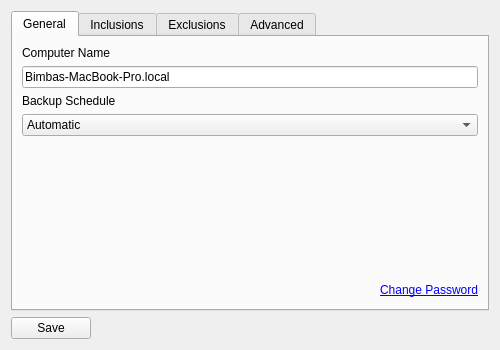
Above: client/src/blobbackup/ui/settingsdialog.ui from Blobbackup/Blobbackup before the change. Below: the same form after it.
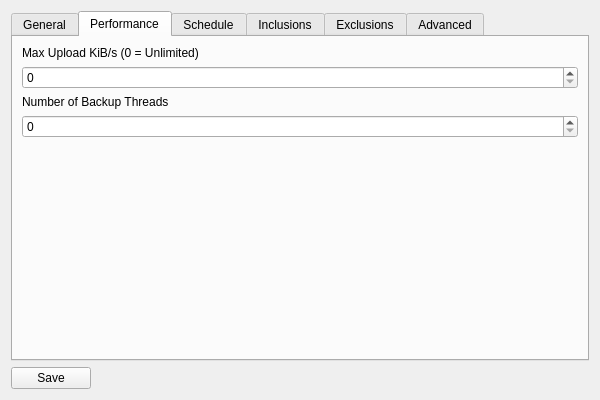
That is the form after the change. The open tabs and pages were chosen to show the change.

Commit message: Rearrange settings into new tabs

Diff of the .ui file:
```diff
--- a/client/src/blobbackup/ui/settingsdialog.ui
+++ b/client/src/blobbackup/ui/settingsdialog.ui
@@ -6,14 +6,14 @@
    <rect>
     <x>0</x>
     <y>0</y>
-    <width>500</width>
-    <height>350</height>
+    <width>600</width>
+    <height>400</height>
    </rect>
   </property>
   <property name="minimumSize">
    <size>
-    <width>500</width>
-    <height>350</height>
+    <width>600</width>
+    <height>400</height>
    </size>
   </property>
   <property name="windowTitle">
@@ -44,27 +44,6 @@
          </property>
         </widget>
        </item>
-       <item>
-        <widget class="QLabel" name="label_2">
-         <property name="text">
-          <string>Backup Schedule</string>
-         </property>
-        </widget>
-       </item>
-       <item>
-        <widget class="QComboBox" name="backup_schedule_combo_box">
-         <item>
-          <property name="text">
-           <string>Automatic</string>
-          </property>
-         </item>
-         <item>
-          <property name="text">
-           <string>Manual</string>
-          </property>
-         </item>
-        </widget>
-       </item>
        <item>
         <spacer name="verticalSpacer">
          <property name="orientation">
@@ -104,6 +83,95 @@
        </item>
       </layout>
      </widget>
+     <widget class="QWidget" name="tab_5">
+      <attribute name="title">
+       <string>Performance</string>
+      </attribute>
+      <layout class="QVBoxLayout" name="verticalLayout_6">
+       <item>
+        <widget class="QLabel" name="label_5">
+         <property name="text">
+          <string>Max Upload KiB/s (0 = Unlimited)</string>
+         </property>
+        </widget>
+       </item>
+       <item>
+        <widget class="QSpinBox" name="max_upload_kibs_spin_box">
+         <property name="maximum">
+          <number>2147483647</number>
+         </property>
+        </widget>
+       </item>
+       <item>
+        <widget class="QLabel" name="label_4">
+         <property name="text">
+          <string>Number of Backup Threads</string>
+         </property>
+        </widget>
+       </item>
+       <item>
+        <widget class="QSpinBox" name="number_of_backup_threads_spin_box">
+         <property name="maximum">
+          <number>64</number>
+         </property>
+        </widget>
+       </item>
+       <item>
+        <spacer name="verticalSpacer_5">
+         <property name="orientation">
+          <enum>Qt::Vertical</enum>
+         </property>
+         <property name="sizeHint" stdset="0">
+          <size>
+           <width>20</width>
+           <height>40</height>
+          </size>
+         </property>
+        </spacer>
+       </item>
+      </layout>
+     </widget>
+     <widget class="QWidget" name="tab_6">
+      <attribute name="title">
+       <string>Schedule</string>
+      </attribute>
+      <layout class="QVBoxLayout" name="verticalLayout_7">
+       <item>
+        <widget class="QLabel" name="label_2">
+         <property name="text">
+          <string>Backup Schedule</string>
+         </property>
+        </widget>
+       </item>
+       <item>
+        <widget class="QComboBox" name="backup_schedule_combo_box">
+         <item>
+          <property name="text">
+           <string>Automatic</string>
+          </property>
+         </item>
+         <item>
+          <property name="text">
+           <string>Manual</string>
+          </property>
+         </item>
+        </widget>
+       </item>
+       <item>
+        <spacer name="verticalSpacer_6">
+         <property name="orientation">
+          <enum>Qt::Vertical</enum>
+         </property>
+         <property name="sizeHint" stdset="0">
+          <size>
+           <width>20</width>
+           <height>40</height>
+          </size>
+         </property>
+        </spacer>
+       </item>
+      </layout>
+     </widget>
      <widget class="QWidget" name="tab_2">
       <attribute name="title">
        <string>Inclusions</string>
@@ -274,20 +342,6 @@
        <string>Advanced</string>
       </attribute>
       <layout class="QVBoxLayout" name="verticalLayout_5">
-       <item>
-        <widget class="QLabel" name="label_4">
-         <property name="text">
-          <string>Max Upload KiB/s (0 = Unlimited)</string>
-         </property>
-        </widget>
-       </item>
-       <item>
-        <widget class="QSpinBox" name="max_upload_kibs_spin_box">
-         <property name="maximum">
-          <number>2147483647</number>
-         </property>
-        </widget>
-       </item>
        <item>
         <widget class="QLabel" name="backup_connected_file_systems_label">
          <property name="text">
@@ -309,20 +363,6 @@
          </item>
         </widget>
        </item>
-       <item>
-        <widget class="QLabel" name="label_3">
-         <property name="text">
-          <string>Number of Backup Threads</string>
-         </property>
-        </widget>
-       </item>
-       <item>
-        <widget class="QSpinBox" name="number_of_backup_threads_spin_box">
-         <property name="maximum">
-          <number>64</number>
-         </property>
-        </widget>
-       </item>
        <item>
         <layout class="QHBoxLayout" name="horizontalLayout_7">
          <item>
```
The commit also changes 1 other file.
